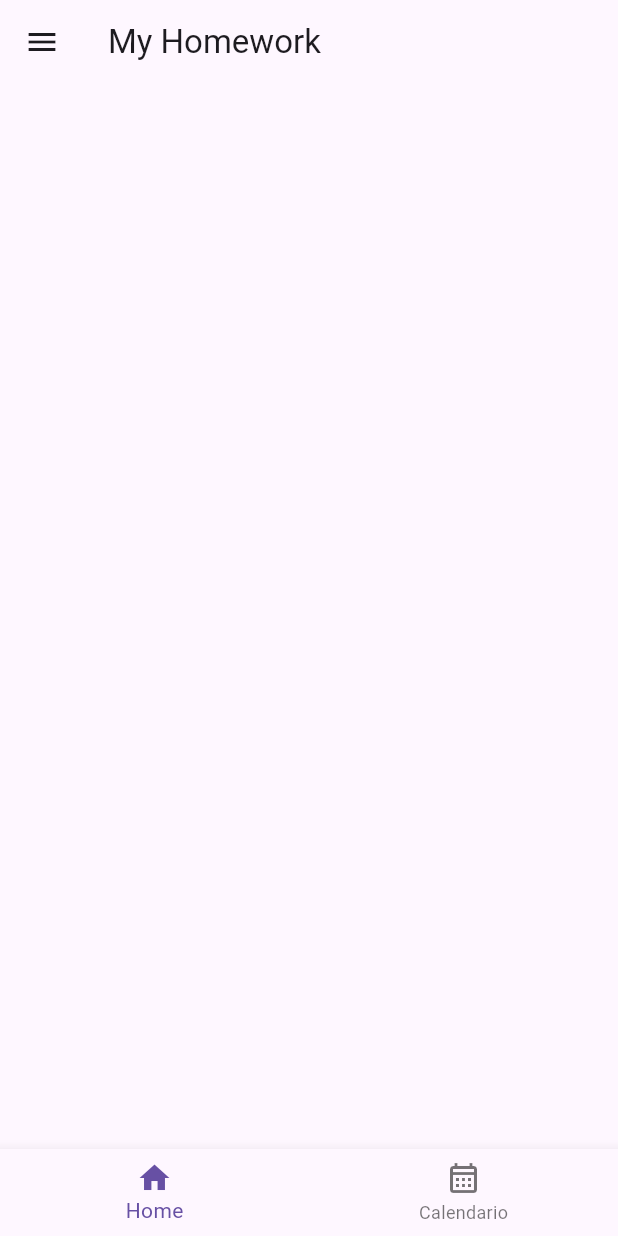
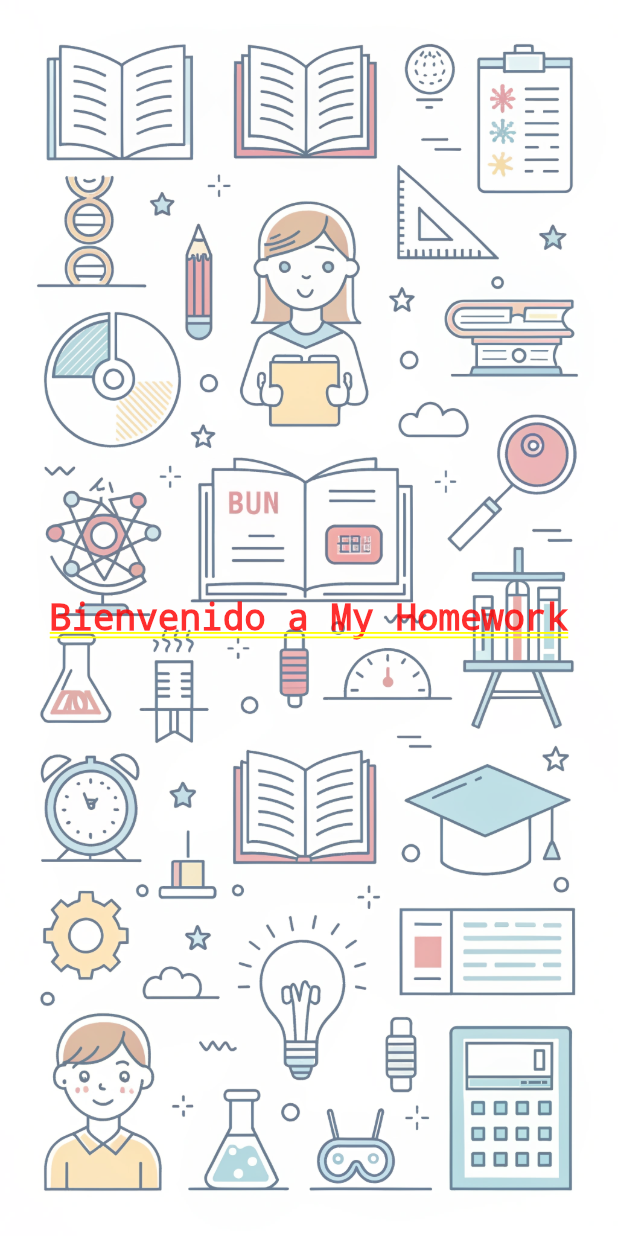
Before and after one commit to soler504/my_homework_app, a Flutter app: the screen it shows after launch, on a phone screen of 412 x 824 dp. Run offline on Flutter 3.47's test engine with Material 3 defaults, Android fonts, the phone set to English and light mode, and no system bars; our stand-ins replace go_router.

Commit message:
pagina de bienvenida, agregando assets temporales

```diff
--- a/lib/src/config/router/app_router.dart
+++ b/lib/src/config/router/app_router.dart
@@ -1,11 +1,12 @@
 import 'package:go_router/go_router.dart';
+import 'package:my_homework_app/src/pages/bienvenida_page.dart';
 import 'package:my_homework_app/src/pages/calendar_page.dart';
 import 'package:my_homework_app/src/pages/home_page.dart';
 import 'package:my_homework_app/src/pages/notificacion_page.dart';
 
 final appRouter = GoRouter(
   routes: [
-    GoRoute(path: '/', builder: (context, state) => HomePage()),
+    GoRoute(path: '/', builder: (context, state) => BienvenidaPage()),
     GoRoute(path: '/home', builder: (context, state) => HomePage()),
     GoRoute(
       path: '/notificacion',
--- /dev/null
+++ b/lib/src/pages/bienvenida_page.dart
@@ -0,0 +1,28 @@
+import 'package:flutter/material.dart';
+
+class BienvenidaPage extends StatelessWidget {
+  const BienvenidaPage({super.key});
+
+  @override
+  Widget build(BuildContext context) {
+    return Container(
+
+      decoration: BoxDecoration(
+        image: DecorationImage(
+          image: AssetImage('assets/bg1.png'),
+          fit: BoxFit.contain,
+          colorFilter: ColorFilter.mode(
+            Colors.white.withAlpha(150),
+            BlendMode.dstATop,
+          ),
+        ),
+      ),
+      child: Center(
+        child: Text(
+          'Bienvenido a My Homework',
+          style: TextStyle(fontSize: 24, fontWeight: FontWeight.bold),
+        ),
+      ),
+    );
+  }
+}
--- a/pubspec.yaml
+++ b/pubspec.yaml
@@ -5,6 +5,7 @@ version: 0.1.0
 
 environment:
   sdk: ^3.8.1
+
 
 dependencies:
   flutter:
@@ -21,3 +22,6 @@ dev_dependencies:
 
 flutter:
   uses-material-design: true
+  assets:
+  - assets/bg1.png
+  - assets/logo.png
```
Also changed, not shown: assets/bg1.png (added), assets/logo.png (added), 5 other files.
